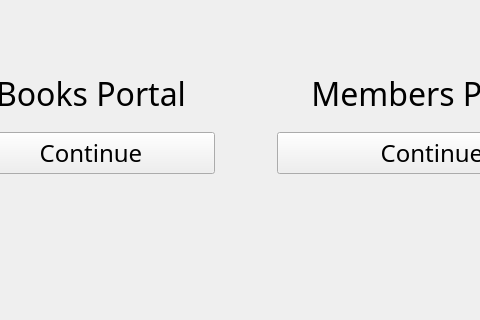
Above: ui/Dashboard Window.ui from amazinglySK/lms-400 before the change; both pictures show x 143 to 623 and y 280 to 600 of the 800 by 600 pixel window. Below: the same form after it.
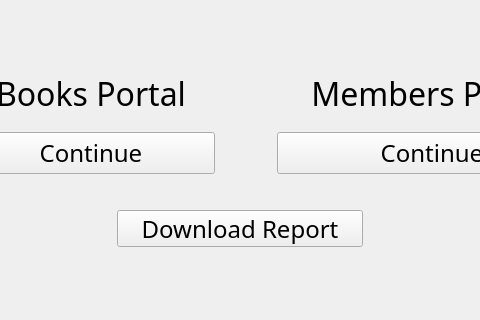
That is the form after the change. Icons and pictures are not drawn.

Commit message: Added basic report functionality :sparkles:

```diff
--- a/ui/Dashboard Window.ui
+++ b/ui/Dashboard Window.ui
@@ -164,6 +164,31 @@
      </item>
     </layout>
    </widget>
+   <widget class="QPushButton" name="ReportButton">
+    <property name="geometry">
+     <rect>
+      <x>260</x>
+      <y>490</y>
+      <width>246</width>
+      <height>37</height>
+     </rect>
+    </property>
+    <property name="font">
+     <font>
+      <family>Bahnschrift</family>
+      <pointsize>18</pointsize>
+     </font>
+    </property>
+    <property name="autoFillBackground">
+     <bool>false</bool>
+    </property>
+    <property name="styleSheet">
+     <string notr="true"/>
+    </property>
+    <property name="text">
+     <string>Download Report</string>
+    </property>
+   </widget>
   </widget>
   <widget class="QStatusBar" name="statusbar"/>
  </widget>
```
The commit also changes 6 other files.
